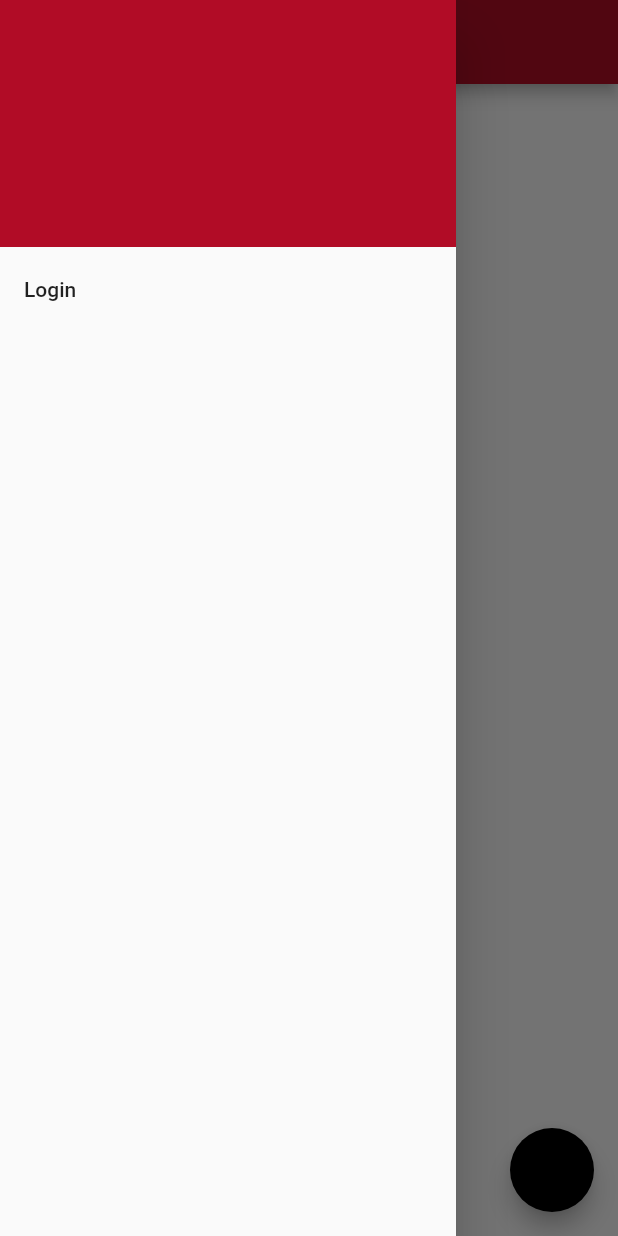
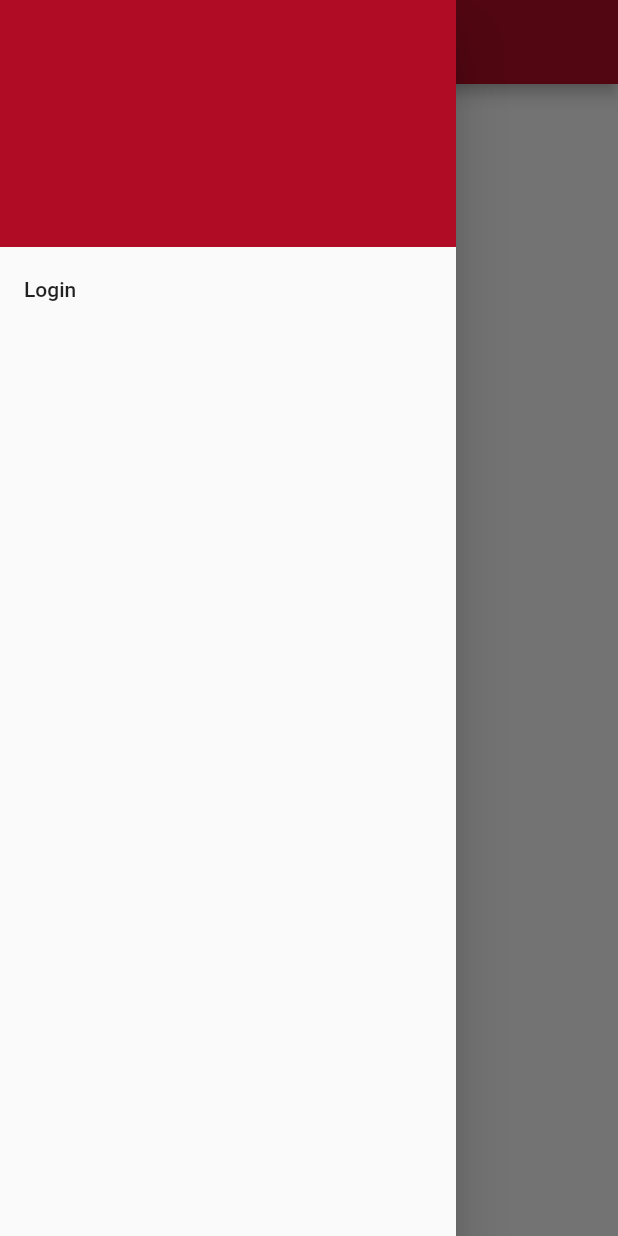
Before and after one commit to LibreUniTnApp/LibreUniTn, a Flutter app: the screen it shows after launch, with the side drawer open, on a phone screen of 412 x 824 dp. Run offline on Flutter 3.47's test engine with Material 2 defaults, Android fonts, the phone set to English and light mode, and no system bars; our stand-ins replace flutter_secure_storage; missing offline and left inert: dart_json_mapper, flutter_appauth.

Commit message:
Removed FAB (used for debugging) from Main view

```diff
--- a/lib/main.dart
+++ b/lib/main.dart
@@ -83,7 +83,6 @@ class Main extends StatelessWidget {
             : const CircularProgressIndicator(),
       ),
       drawer: const NavigationDrawer(),
-      floatingActionButton: FloatingActionButton(onPressed: ()=>Navigator.push(context, MaterialPageRoute(builder: (context)=>const Main()))),
     );
   }
 }
```
